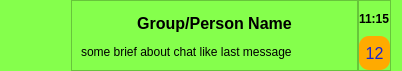
ashutosh7561/team-management, file production/view/chat_widget.ui: the form before one commit.
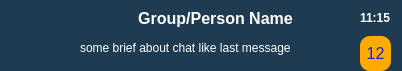
The form after the commit. Icons and pictures are not drawn.

Patch:
```diff
--- a/production/view/chat_widget.ui
+++ b/production/view/chat_widget.ui
@@ -26,7 +26,11 @@
    <string>Form</string>
   </property>
   <property name="styleSheet">
-   <string notr="true">background-color: rgb(133, 255, 76)</string>
+   <string notr="true">background-color: rgb(30, 59, 81);	
+color: rgb(255, 255, 255);
+border: none;
+border-radius:3px;
+</string>
   </property>
   <layout class="QHBoxLayout" name="horizontalLayout_2">
    <property name="spacing">
@@ -99,6 +103,19 @@
           <bold>true</bold>
          </font>
         </property>
+        <property name="styleSheet">
+         <string notr="true">QPushButton {
+	background-color: rgb(30, 59, 81);	
+	color: rgb(255, 255, 255);
+	border: none;
+ }
+QPushButton:hover{     
+	background-color: rgb(230, 136, 136);
+ }
+QPushButton:pressed{     
+	border-bottom: 5px solid  rgb(30, 59, 81);	
+}</string>
+        </property>
         <property name="text">
          <string>Group/Person Name</string>
         </property>
```
